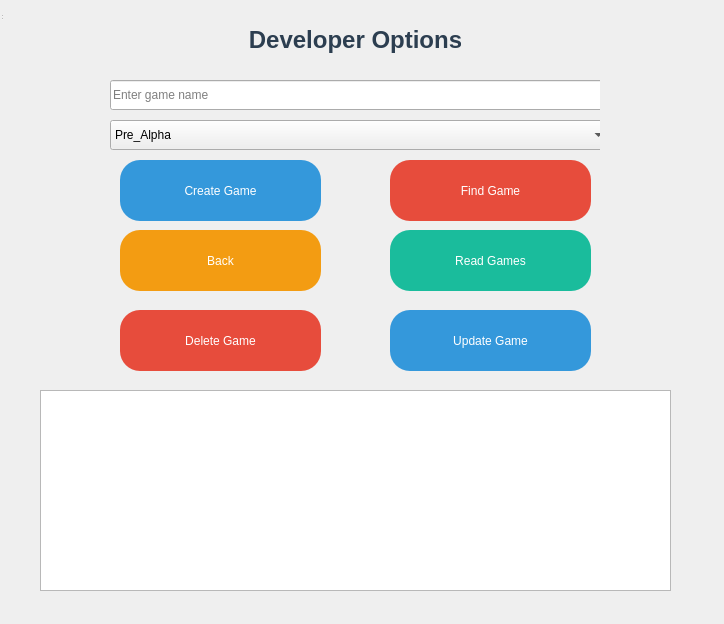
Before: the Qt Designer form source/developermenu.ui in Chawotto/BSUIR--3, drawn with Qt 5.
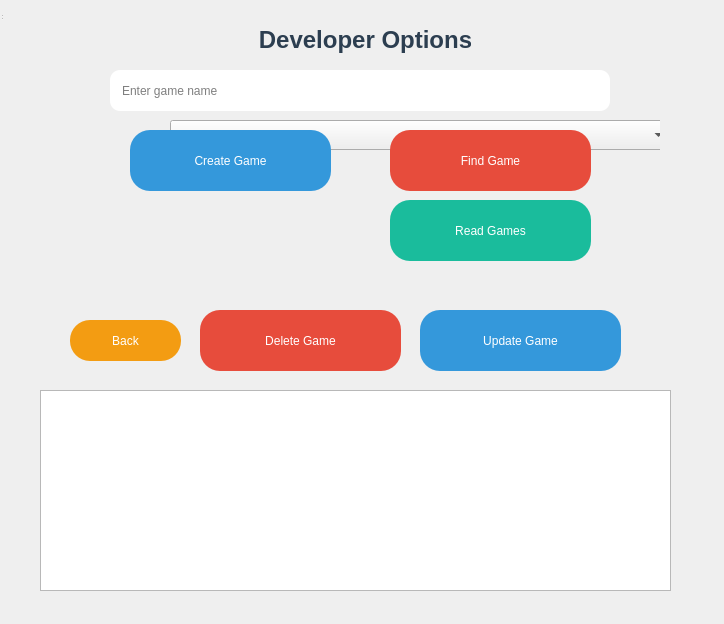
After: the same form once the commit is applied.

The edit to the form file:
```diff
--- a/source/developermenu.ui
+++ b/source/developermenu.ui
@@ -16,7 +16,7 @@
   <widget class="QWidget" name="centralwidget" native="true">
    <property name="geometry">
     <rect>
-     <x>0</x>
+     <x>60</x>
      <y>0</y>
      <width>600</width>
      <height>400</height>
@@ -25,12 +25,15 @@
    <widget class="QLabel" name="titleLabel">
     <property name="geometry">
      <rect>
-      <x>250</x>
+      <x>200</x>
       <y>20</y>
       <width>211</width>
       <height>40</height>
      </rect>
     </property>
+    <property name="autoFillBackground">
+     <bool>false</bool>
+    </property>
     <property name="styleSheet">
      <string>
       font-size: 24px;
@@ -48,19 +51,17 @@
    <widget class="QLineEdit" name="gameNameInput">
     <property name="geometry">
      <rect>
-      <x>110</x>
-      <y>80</y>
+      <x>50</x>
+      <y>70</y>
       <width>500</width>
-      <height>30</height>
+      <height>41</height>
      </rect>
     </property>
     <property name="styleSheet">
-     <string notr="true">  QPushButton {
-         
-         
-          border-radius: 50px;
-         
-      }</string>
+     <string notr="true">   QLineEdit {
+                    border-radius: 10px;
+                    padding: 10px;
+                    }</string>
     </property>
     <property name="placeholderText">
      <string>Enter game name</string>
@@ -107,8 +108,8 @@
    <widget class="QPushButton" name="createButton">
     <property name="geometry">
      <rect>
-      <x>120</x>
-      <y>160</y>
+      <x>70</x>
+      <y>130</y>
       <width>201</width>
       <height>61</height>
      </rect>
@@ -133,8 +134,8 @@
    <widget class="QPushButton" name="findButton">
     <property name="geometry">
      <rect>
-      <x>390</x>
-      <y>160</y>
+      <x>330</x>
+      <y>130</y>
       <width>201</width>
       <height>61</height>
      </rect>
@@ -159,8 +160,8 @@
    <widget class="QPushButton" name="readGamesButton">
     <property name="geometry">
      <rect>
-      <x>390</x>
-      <y>230</y>
+      <x>330</x>
+      <y>200</y>
       <width>201</width>
       <height>61</height>
      </rect>
@@ -182,36 +183,10 @@
      <string>Read Games</string>
     </property>
    </widget>
-   <widget class="QPushButton" name="backButton">
-    <property name="geometry">
-     <rect>
-      <x>120</x>
-      <y>230</y>
-      <width>201</width>
-      <height>61</height>
-     </rect>
-    </property>
-    <property name="styleSheet">
-     <string>
-      QPushButton {
-          background-color: #F39C12;
-          color: white;
-          border-radius: 20px;
-          padding: 10px;
-      }
-      QPushButton:hover {
-          background-color: #E67E22;
-      }
-     </string>
-    </property>
-    <property name="text">
-     <string>Back</string>
-    </property>
-   </widget>
    <widget class="QPushButton" name="deleteButton">
     <property name="geometry">
      <rect>
-      <x>120</x>
+      <x>140</x>
       <y>310</y>
       <width>201</width>
       <height>61</height>
@@ -237,7 +212,7 @@
    <widget class="QPushButton" name="updateButton">
     <property name="geometry">
      <rect>
-      <x>390</x>
+      <x>360</x>
       <y>310</y>
       <width>201</width>
       <height>61</height>
@@ -260,6 +235,32 @@
      <string>Update Game</string>
     </property>
    </widget>
+   <widget class="QPushButton" name="backButton">
+    <property name="geometry">
+     <rect>
+      <x>10</x>
+      <y>320</y>
+      <width>111</width>
+      <height>41</height>
+     </rect>
+    </property>
+    <property name="styleSheet">
+     <string>
+      QPushButton {
+          background-color: #F39C12;
+          color: white;
+          border-radius: 20px;
+          padding: 10px;
+      }
+      QPushButton:hover {
+          background-color: #E67E22;
+      }
+     </string>
+    </property>
+    <property name="text">
+     <string>Back</string>
+    </property>
+   </widget>
   </widget>
   <widget class="QStatusBar" name="statusbar">
    <property name="geometry">
```
